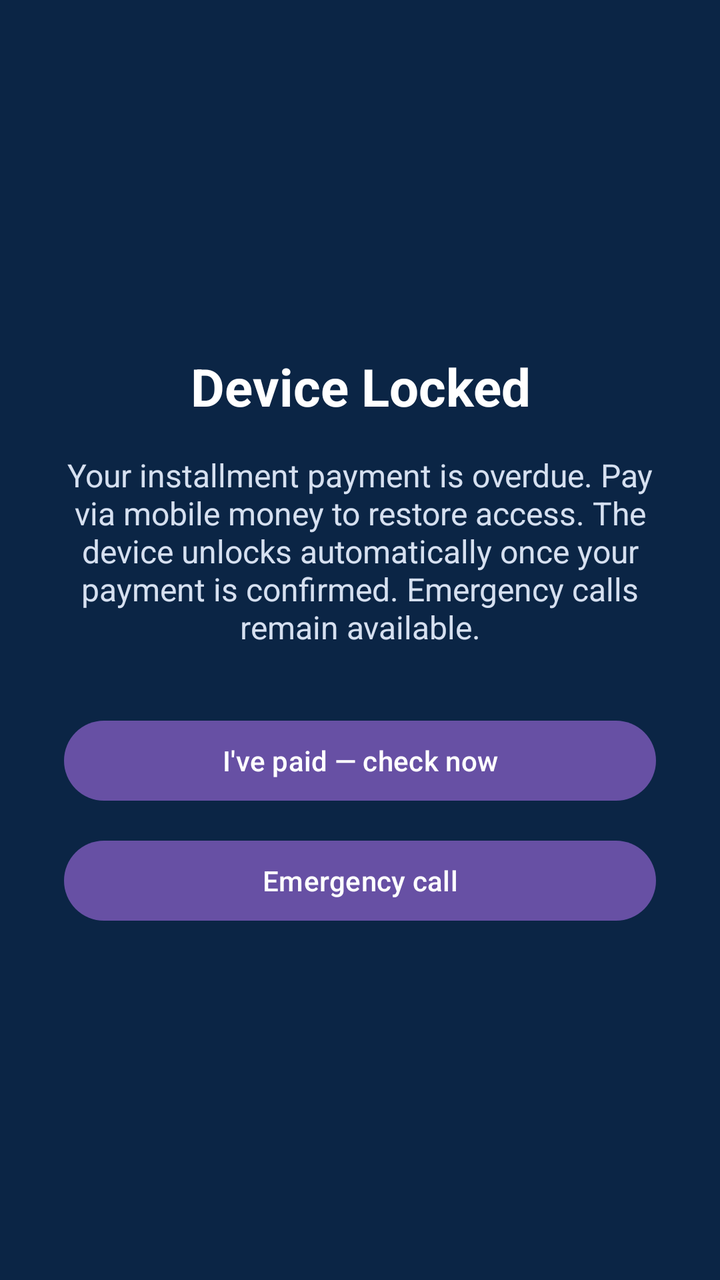
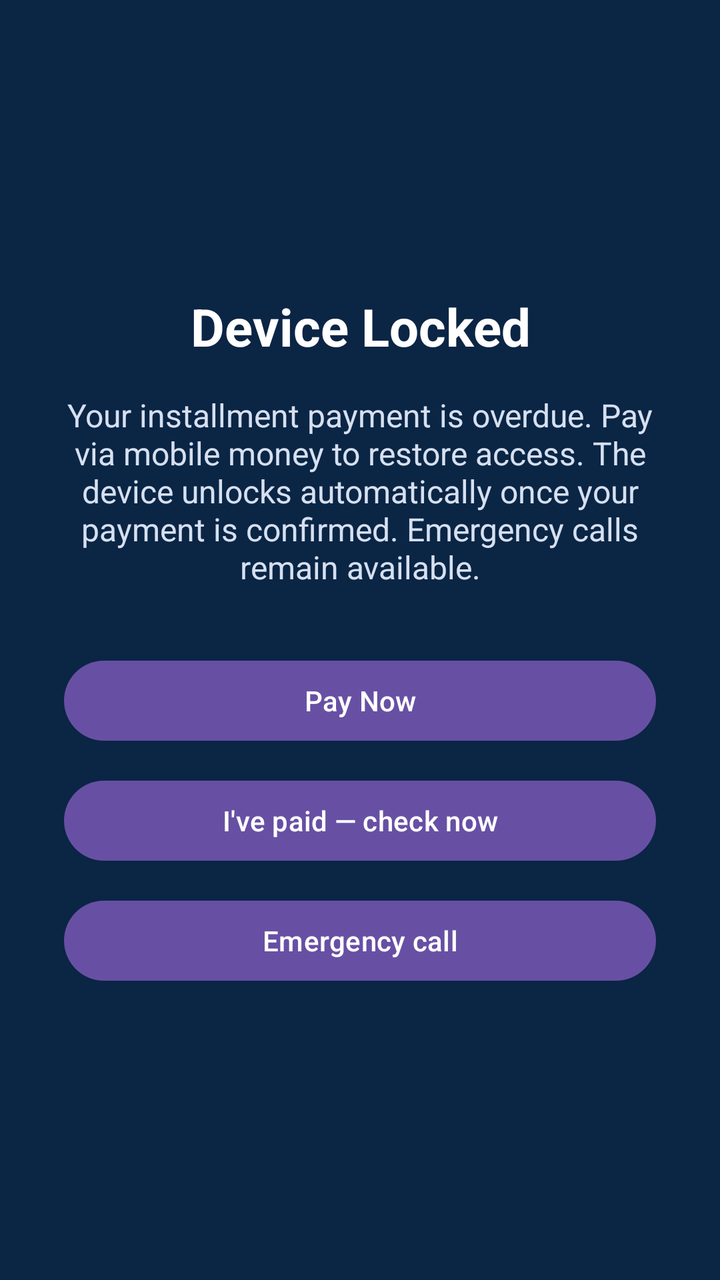

Compare the two renders of this Android layout. The source of the first and the diff that turns it into the second are given below.
<!-- AndroidManifest.xml: application theme Theme.DeviceLock -->
<!-- res/layout/activity_lock.xml -->
<?xml version="1.0" encoding="utf-8"?>
<LinearLayout xmlns:android="http://schemas.android.com/apk/res/android"
    android:layout_width="match_parent"
    android:layout_height="match_parent"
    android:background="#0B2545"
    android:gravity="center"
    android:orientation="vertical"
    android:padding="32dp">

    <TextView
        android:layout_width="wrap_content"
        android:layout_height="wrap_content"
        android:text="@string/lock_title"
        android:textColor="#FFFFFF"
        android:textSize="26sp"
        android:textStyle="bold"
        android:gravity="center" />

    <TextView
        android:layout_width="match_parent"
        android:layout_height="wrap_content"
        android:layout_marginTop="16dp"
        android:text="@string/lock_message"
        android:textColor="#D6E0F0"
        android:textSize="16sp"
        android:gravity="center" />

    <Button
        android:id="@+id/btnCheckPayment"
        android:layout_width="match_parent"
        android:layout_height="wrap_content"
        android:layout_marginTop="32dp"
        android:text="@string/lock_check_payment" />

    <Button
        android:id="@+id/btnEmergency"
        android:layout_width="match_parent"
        android:layout_height="wrap_content"
        android:layout_marginTop="12dp"
        android:text="@string/lock_emergency" />

</LinearLayout>
<!-- resources referenced by this layout -->
<resources>
  <string name="lock_check_payment">I\'ve paid — check now</string>
  <string name="lock_emergency">Emergency call</string>
  <string name="lock_message">Your installment payment is overdue. Pay via mobile money to restore access. The device unlocks automatically once your payment is confirmed. Emergency calls remain available.</string>
  <string name="lock_title">Device Locked</string>
  <style name="Theme.DeviceLock" parent="Theme.Material3.DayNight" />
</resources>

<!-- the commit's change to res/layout/activity_lock.xml (unified diff, before → after) -->
@@ -26,10 +26,17 @@
         android:gravity="center" />
 
     <Button
+        android:id="@+id/btnPayNow"
+        android:layout_width="match_parent"
+        android:layout_height="wrap_content"
+        android:layout_marginTop="32dp"
+        android:text="@string/action_pay_now" />
+
+    <Button
         android:id="@+id/btnCheckPayment"
         android:layout_width="match_parent"
         android:layout_height="wrap_content"
-        android:layout_marginTop="32dp"
+        android:layout_marginTop="12dp"
         android:text="@string/lock_check_payment" />
 
     <Button
<!-- resource entries referenced after the edit -->
@@ -1,5 +1,6 @@
 <!-- resources referenced by this layout -->
 <resources>
+  <string name="action_pay_now">Pay Now</string>
   <string name="lock_check_payment">I\'ve paid — check now</string>
   <string name="lock_emergency">Emergency call</string>
   <string name="lock_message">Your installment payment is overdue. Pay via mobile money to restore access. The device unlocks automatically once your payment is confirmed. Emergency calls remain available.</string>
